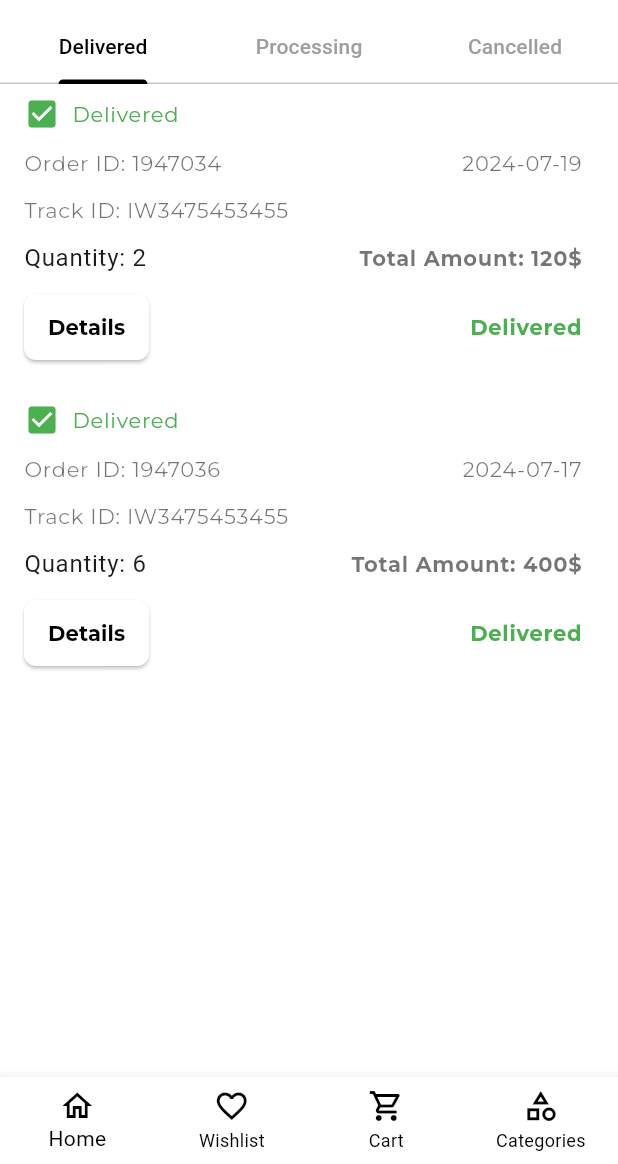
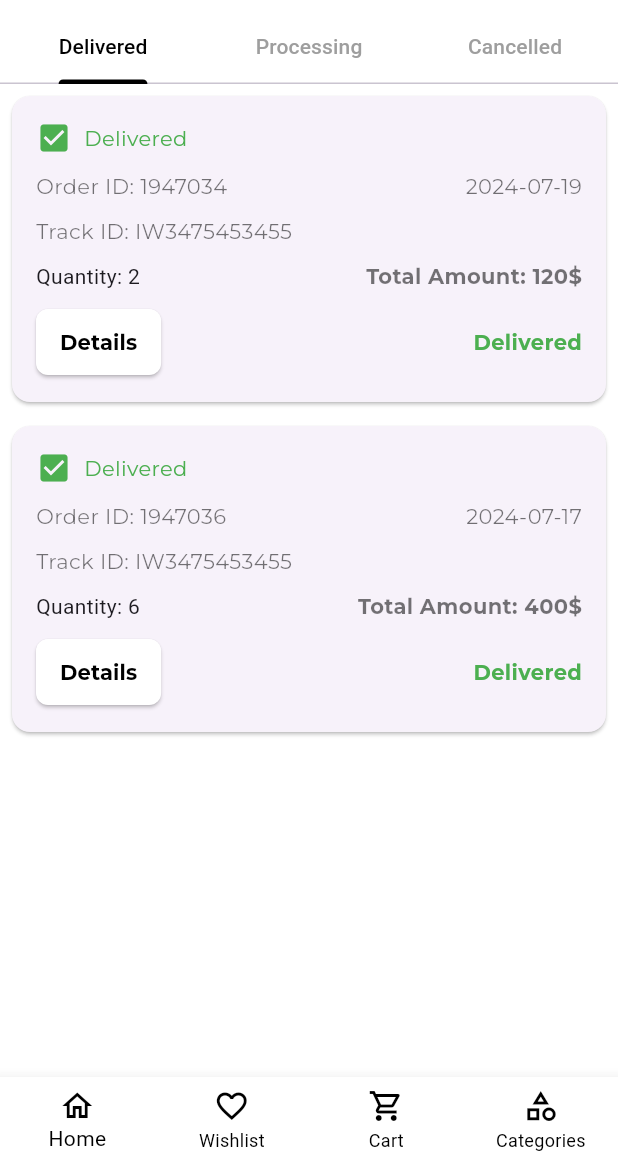
Before and after one commit to Saravanan1699/maseryshop, a Flutter app: the Orderlist screen opened directly, on a phone screen of 412 x 824 dp, the part 72-1236 px from its top. Run offline on Flutter 3.47's test engine with Material 3 defaults, Android fonts, the light colour scheme and no system bars; our stand-ins replace dots_indicator, google_fonts, loading_animation_widget, shared_preferences; accounts and stored records are empty; network calls fail.

Commit message:
my order card list

```diff
--- a/lib/my-order-list/myorderlist.dart
+++ b/lib/my-order-list/myorderlist.dart
@@ -148,8 +148,11 @@ class OrderListView extends StatelessWidget {
       itemCount: orders.length,
       itemBuilder: (context, index) {
         final order = orders[index];
-        return ListTile(
-          title: Column(
+        return Card(
+          margin: const EdgeInsets.all(8.0),
+          child: Padding(
+            padding: const EdgeInsets.all(16.0),
+            child: Column(
               crossAxisAlignment: CrossAxisAlignment.start,
               children: [
                 Row(
@@ -271,8 +274,8 @@ class OrderListView extends StatelessWidget {
                     ),
                   ],
                 ),
-              SizedBox(height: 10),
               ],
+            ),
           ),
         );
       },
```
Lines whose indentation alone changed are shown as unchanged.
